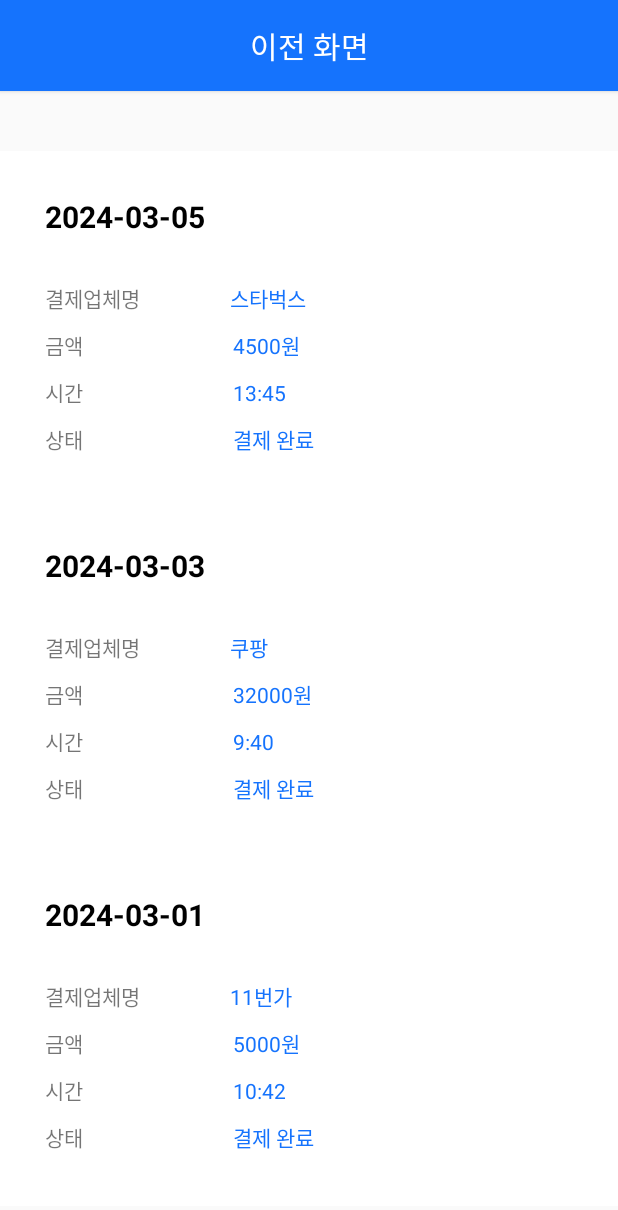
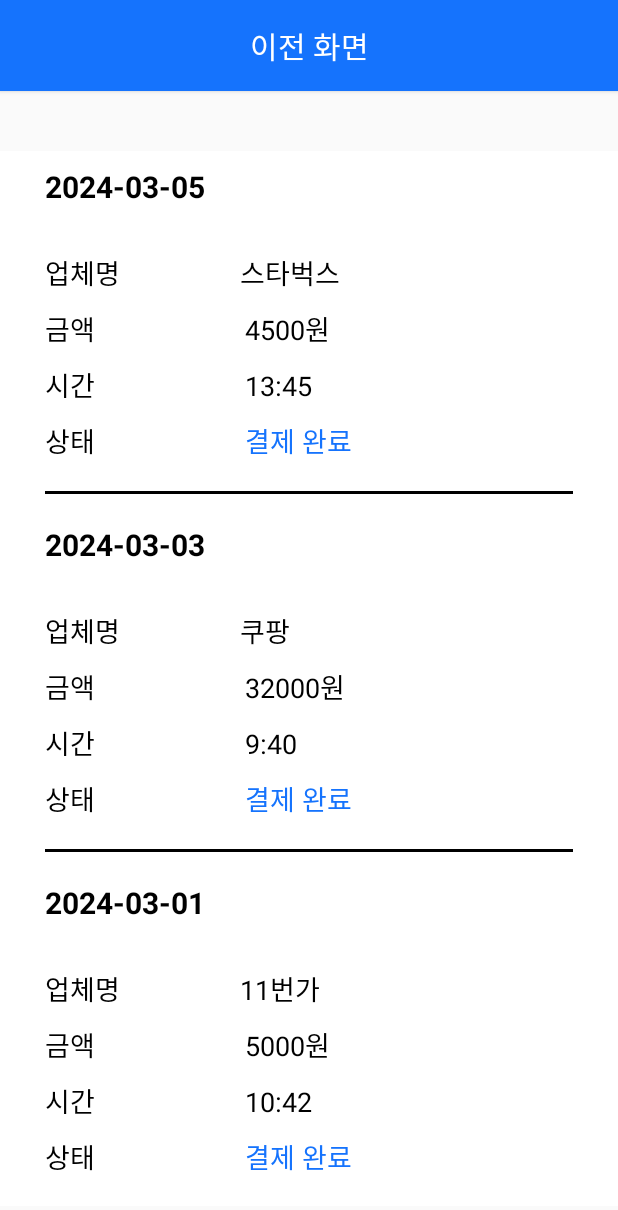
Before and after one commit to pjy2163/Frontend, an Android app: the PayHistoryActivity screen opened directly, with no data from a screen before it, on a phone screen of 412 x 824 dp. Shown: the top 1210 px of the screen. Run offline under Robolectric (Android 15) with nearby library versions, the phone set to English and light mode, and no system bars.

Commit message:
결제내역 수정

```diff
--- a/app/src/main/AndroidManifest.xml
+++ b/app/src/main/AndroidManifest.xml
@@ -5,6 +5,8 @@
     <uses-permission android:name="android.permission.VIBRATE" /> <!-- 지문 인식 권한 -->
     <uses-permission android:name="android.permission.USE_BIOMETRIC" /> <!-- 오디오 사용 권한 -->
     <uses-permission android:name="android.permission.RECORD_AUDIO" /> <!-- <uses-permission android:name="android.permission.CAMERA"/> &lt;!&ndash;카메라 권한 &ndash;&gt; -->
+    <uses-permission android:name="android.permission.INTERNET" />
+
     <uses-feature
         android:name="android.hardware.camera.any"
         android:required="true" />
@@ -40,8 +42,10 @@
             android:parentActivityName=".Signup_Email" />
         <activity
             android:name=".Signup_Email"
-            android:exported="false"
-            android:parentActivityName=".Login" />
+            android:exported="true"
+            android:parentActivityName=".Login">
+
+        </activity>
         <activity
             android:name=".Login_Pwd"
             android:exported="false"
@@ -104,7 +108,6 @@
             android:exported="true">
             <intent-filter>
                 <action android:name="android.intent.action.MAIN" />
-
                 <category android:name="android.intent.category.LAUNCHER" />
             </intent-filter>
         </activity>
--- a/app/src/main/java/com/example/graduation/PayHistoryActivity.kt
+++ b/app/src/main/java/com/example/graduation/PayHistoryActivity.kt
@@ -13,10 +13,8 @@ class PayHistoryActivity : AppCompatActivity() {
         // RecyclerView 초기화
         val recyclerView: RecyclerView = findViewById(R.id.recyclerView)
 
-
-        // 데이터 샘플 생성
+        //더미데이터 (내정보>결제내역에 뜨는 데이터들)
         val dataList = mutableListOf<PayHistoryAdapter.DataModel>()
-
         dataList.add(PayHistoryAdapter.DataModel(
             day = "2024-03-05",
             productPlace = "스타벅스",
@@ -58,6 +56,38 @@ class PayHistoryActivity : AppCompatActivity() {
             status = "결제 완료"
         ))
 
+        dataList.add(PayHistoryAdapter.DataModel(
+            day = "2024-02-17",
+            productPlace = "포돈",
+            productPrice = "14000원",
+            time = "10:48",
+            status = "결제 완료"
+        ))
+
+        dataList.add(PayHistoryAdapter.DataModel(
+            day = "2024-02-15",
+            productPlace = "GS25",
+            productPrice = "1700원",
+            time = "9:01",
+            status = "결제 완료"
+        ))
+
+        dataList.add(PayHistoryAdapter.DataModel(
+            day = "2024-02-10",
+            productPlace = "교촌치킨",
+            productPrice = "15300원",
+            time = "22:04",
+            status = "결제 완료"
+        ))
+
+        dataList.add(PayHistoryAdapter.DataModel(
+            day = "2024-02-10",
+            productPlace = "서브웨이",
+            productPrice = "11200원",
+            time = "12:07",
+            status = "결제 완료"
+        ))
+
         // LinearLayoutManager를 사용하여 수직 방향으로 아이템을 배치
         val layoutManager = LinearLayoutManager(this)
         recyclerView.layoutManager = layoutManager
--- a/app/src/main/java/com/example/graduation/Signup_Checkpwd.kt
+++ b/app/src/main/java/com/example/graduation/Signup_Checkpwd.kt
@@ -5,6 +5,7 @@ import android.content.Intent
 import androidx.appcompat.app.AppCompatActivity
 import android.os.Bundle
 import android.speech.tts.TextToSpeech
+import android.util.Log
 import android.widget.Toast
 import com.example.graduation.databinding.ActivitySignupCheckpwdBinding
 import java.util.Locale
@@ -12,24 +13,13 @@ import java.util.Locale
 class Signup_Checkpwd : AppCompatActivity(), SignupDialogInterface {
 
     private lateinit var binding: ActivitySignupCheckpwdBinding
-    lateinit var mtts:TextToSpeech
+
     override fun onCreate(savedInstanceState: Bundle?) {
         super.onCreate(savedInstanceState)
         binding = ActivitySignupCheckpwdBinding.inflate(layoutInflater)
         setContentView(binding.root)
 
-        // SharedPreferences에서 소리 on/off 상태 불러오기
-        val sharedPreferences = getSharedPreferences("sp1", Context.MODE_PRIVATE)
-        val soundState = sharedPreferences.getBoolean("soundState", false)
 
-        mtts = TextToSpeech(this) { //모든 글자를 소리로 읽어주는 tts
-            mtts.language = Locale.KOREAN //언어:한국어
-        }
-
-        //화면 정보 읽기
-        if (soundState) {
-            onSpeech("비밀번호를 한번 더 입력해주세요.")
-        }
 
         binding.enterButton.setOnClickListener {
             val checkpwd = binding.signupInputCheckpwd.text.toString().trim()
@@ -37,7 +27,7 @@ class Signup_Checkpwd : AppCompatActivity(), SignupDialogInterface {
             if (isPwdIdentified(checkpwd, pwd)) {
                 //비밀번호 일치하면 계정 생성 후 로그인 화면으로 이동
                 val email = intent.getStringExtra("email").toString()
-                makeUser(email, pwd)
+   /*             makeUser(email, pwd)*/
                 val intent = Intent(this, Login::class.java)
                 startActivity(intent)
             } else {
@@ -46,9 +36,7 @@ class Signup_Checkpwd : AppCompatActivity(), SignupDialogInterface {
                     val dialog = SignupDialog(this, "비밀번호가 일치하지않습니다.")
                     dialog.isCancelable = false
                     dialog.show(this.supportFragmentManager, "SignupDialog")
-                    if (soundState) {
-                        onSpeech("비밀번호가 일치하지않습니다.")
-                    }
+
                 }
             }
         }
@@ -59,17 +47,14 @@ class Signup_Checkpwd : AppCompatActivity(), SignupDialogInterface {
         return pwd == checkpwd
     }
 
-    //계정 생성
+/*    //계정 생성
     private fun makeUser(email: String, pwd: String) : Boolean {
         return TODO("서버에 입력받은 email, pwd로 사용자 계정 생성")
-    }
+    }*/
 
     override fun onDialogButtonClick() {
         finish()
     }
 
-    //음성 안내
-    private fun onSpeech(text: CharSequence) {
-        mtts.speak(text.toString(), TextToSpeech.QUEUE_FLUSH, null, null)
-    }
+
 }
--- a/app/src/main/java/com/example/graduation/Signup_Pwd.kt
+++ b/app/src/main/java/com/example/graduation/Signup_Pwd.kt
@@ -63,6 +63,7 @@ class Signup_Pwd : AppCompatActivity(), SignupDialogInterface {
         val password = binding.signupInputPwd.text.toString()
         if (password.length < 8 || password.length > 16) //8~16자 조건
             return false
+        else {
             password.forEach{//숫자, 영문 조합 조건
                 if (it.isDigit())
                 {
@@ -73,6 +74,7 @@ class Signup_Pwd : AppCompatActivity(), SignupDialogInterface {
                     hasLetter = true
                 }
             }
+        }
         return hasLetter && hasDigit
     }
 
--- a/app/src/main/res/layout/item_pay_history.xml
+++ b/app/src/main/res/layout/item_pay_history.xml
@@ -1,12 +1,12 @@
 <?xml version="1.0" encoding="utf-8"?>
-<LinearLayout xmlns:android="http://schemas.android.com/apk/res/android"
+<LinearLayout
+    xmlns:android="http://schemas.android.com/apk/res/android"
     android:layout_width="match_parent"
     android:layout_height="wrap_content"
     android:orientation="vertical"
     android:paddingHorizontal="30dp"
-    android:paddingVertical="30dp"
+    android:paddingVertical="10dp"
     android:background="@color/white">
-
 
     <LinearLayout
         android:layout_width="wrap_content"
@@ -38,16 +38,19 @@
         android:id="@+id/place_title_tv"
         android:layout_width="wrap_content"
         android:layout_height="wrap_content"
-        android:text="결제업체명"
+        android:text="업체명"
+        android:textSize="18sp"
+        android:textColor="@color/black"
         android:layout_marginRight="50dp"/>
 
     <TextView
         android:id="@+id/product_place_tv"
         android:layout_width="match_parent"
         android:layout_height="wrap_content"
-        android:layout_marginLeft="10dp"
         android:text="0000"
-        android:textColor="@color/blue"/>
+        android:textSize="18sp"
+        android:textColor="@color/black"
+        android:layout_marginLeft="30dp"/>
     </LinearLayout>
 
 
@@ -61,6 +64,8 @@
             android:layout_width="wrap_content"
             android:layout_height="wrap_content"
             android:text="금액"
+            android:textSize="18sp"
+            android:textColor="@color/black"
             android:layout_marginRight="50dp"/>
 
         <TextView
@@ -70,7 +75,8 @@
             android:layout_weight="1"
             android:paddingHorizontal="10dp"
             android:text="10000원"
-            android:textColor="@color/blue"
+            android:textSize="18sp"
+            android:textColor="@color/black"
             android:layout_marginLeft="40dp"/>
     </LinearLayout>
 
@@ -84,6 +90,8 @@
             android:layout_width="wrap_content"
             android:layout_height="wrap_content"
             android:text="시간"
+            android:textSize="18sp"
+            android:textColor="@color/black"
             android:layout_marginRight="50dp"/>
 
         <TextView
@@ -93,7 +101,8 @@
             android:layout_weight="1"
             android:paddingHorizontal="10dp"
             android:text="13:45"
-            android:textColor="@color/blue"
+            android:textSize="18sp"
+            android:textColor="@color/black"
             android:layout_marginLeft="40dp"/>
     </LinearLayout>
 
@@ -106,6 +115,8 @@
         android:layout_width="wrap_content"
         android:layout_height="wrap_content"
         android:text="상태"
+        android:textSize="18sp"
+        android:textColor="@color/black"
         android:layout_marginRight="50dp"/>
 
     <TextView
@@ -115,7 +126,16 @@
         android:layout_weight="1"
         android:paddingHorizontal="10dp"
         android:text="결제 완료"
+        android:textSize="18sp"
         android:textColor="@color/blue"
         android:layout_marginLeft="40dp"/>
     </LinearLayout>
+
+    <View
+        android:layout_width="match_parent"
+        android:layout_height="2dp"
+        android:layout_centerInParent="true"
+        android:background="@color/black"
+        android:layout_marginTop="20dp"/>
+
 </LinearLayout>
```
Lines whose indentation alone changed are shown as unchanged.
